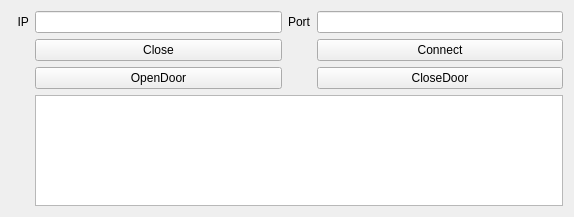
QinghuaHao/Real_embedded_project, file TCP/clientwidget.ui: the form before one commit.
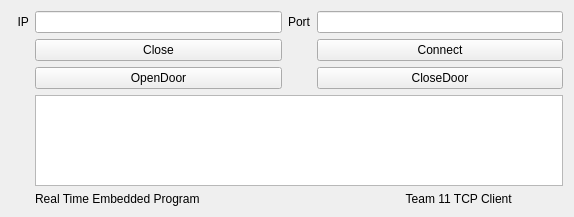
The form after the commit.

Commit message: update UI of our client

What changed in the file:
```diff
--- a/TCP/clientwidget.ui
+++ b/TCP/clientwidget.ui
@@ -65,6 +65,13 @@
    <item row="3" column="1" colspan="3">
     <widget class="QTextEdit" name="textEdit"/>
    </item>
+   <item row="4" column="1" colspan="3">
+    <widget class="QLabel" name="label_3">
+     <property name="text">
+      <string>Real Time Embedded Program                                                              Team 11 TCP Client</string>
+     </property>
+    </widget>
+   </item>
   </layout>
  </widget>
  <resources/>
```
Left out of the diff: 34 changed lines with no effect on the pictures. The commit also changes 1 other file.
